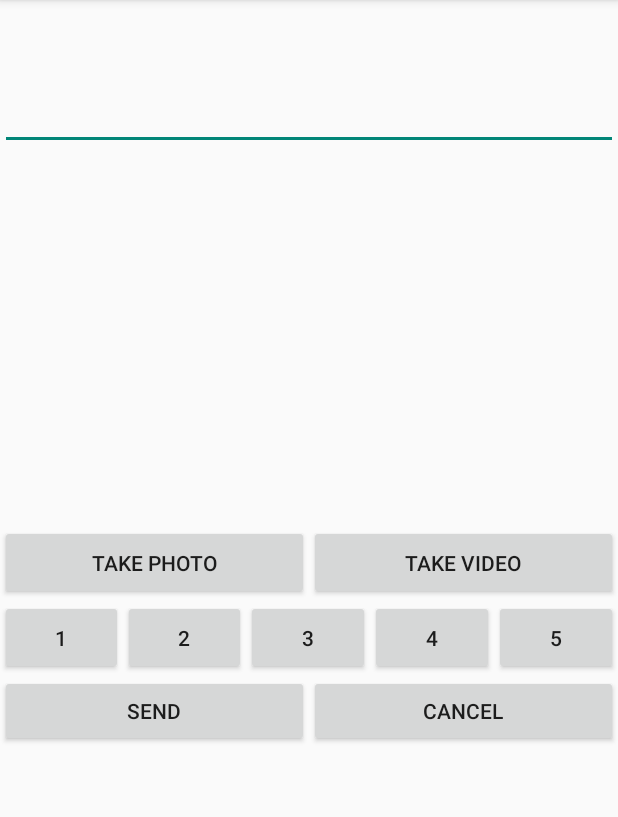
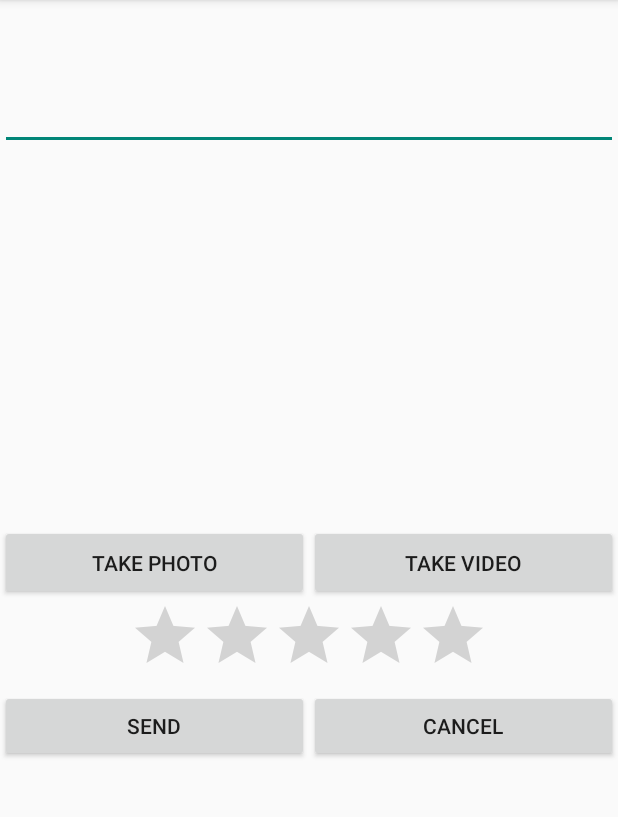
Before and after one commit to bozidarlabas/FeedbackApp-Android, an Android app: the screen it shows after launch (SendFeedback), on a phone screen of 412 x 824 dp, the part 84-901 px from its top. Run offline under Robolectric (Android 15) with nearby library versions, the phone set to English and light mode, and no system bars.

```diff
--- a/app/src/main/java/com/example/kanta/feedbackapp/SendFeedback.java
+++ b/app/src/main/java/com/example/kanta/feedbackapp/SendFeedback.java
@@ -6,6 +6,7 @@ import android.database.Cursor;
 import android.graphics.Bitmap;
 import android.graphics.Matrix;
 import android.graphics.drawable.BitmapDrawable;
+import android.media.Rating;
 import android.media.ThumbnailUtils;
 import android.net.Uri;
 import android.os.Bundle;
@@ -15,7 +16,9 @@ import android.support.v7.app.AppCompatActivity;
 import android.view.View;
 import android.view.ViewGroup;
 import android.widget.Button;
+import android.widget.EditText;
 import android.widget.ImageView;
+import android.widget.RatingBar;
 import android.widget.Toast;
 
 import java.io.File;
@@ -27,12 +30,12 @@ import java.io.IOException;
  */
 public class SendFeedback extends AppCompatActivity implements View.OnClickListener {
 
-    Button takePicture, takeVideo;
+    Button takePicture, takeVideo,btnSend;
+    EditText feedbackText;
     ImageView displayImage;
-    private static String root = null;
-    private static String imageFolderPath = null;
-    private String imageName = null;
-    private static Uri fileUri = null;
+    RatingBar ratingBar;
+    BitmapDrawable result;
+    Uri videoUri;
     private static final int CAMERA_PIC_REQUEST = 1;
     private static final int CAMERA_VIDEO_REQUEST = 100;
     @Override
@@ -42,6 +45,10 @@ public class SendFeedback extends AppCompatActivity implements View.OnClickListe
         takePicture = (Button)findViewById(R.id.btnTakePicture);
         displayImage = (ImageView) findViewById(R.id.displayPicture);
         takeVideo = (Button) findViewById(R.id.btnTakeVideo);
+        ratingBar = (RatingBar) findViewById(R.id.ratingBar);
+        btnSend = (Button) findViewById(R.id.btnSendFeedback);
+        feedbackText = (EditText) findViewById(R.id.feedbackMessage);
+        btnSend.setOnClickListener(this);
         takeVideo.setOnClickListener(this);
         takePicture.setOnClickListener(this);
     }
@@ -51,12 +58,21 @@ public class SendFeedback extends AppCompatActivity implements View.OnClickListe
     public void onClick(View v) {
         if (v.getId() == R.id.btnTakePicture){
             displayImage.setImageDrawable(null);
+            result = null;
+            videoUri = null;
             takePicture();
         }
 
         if(v.getId() == R.id.btnTakeVideo){
             displayImage.setImageDrawable(null);
+            result = null;
+            videoUri = null;
             takeVideo();
+
+        }
+
+        if(v.getId() == R.id.btnSendFeedback){
+            validetData();
 
         }
     }
@@ -85,7 +101,7 @@ public class SendFeedback extends AppCompatActivity implements View.OnClickListe
                     Bundle extras = data.getExtras();
                     Bitmap thumbnail = (Bitmap) extras.get("data");
 
-                    BitmapDrawable result = new BitmapDrawable(thumbnail);
+                     result = new BitmapDrawable(thumbnail);
 
                     displayImage.setImageDrawable(result);
                     //displayImage.setImageBitmap(thumbnail);
@@ -94,7 +110,7 @@ public class SendFeedback extends AppCompatActivity implements View.OnClickListe
                 }
             case CAMERA_VIDEO_REQUEST:
                 if(resultCode == RESULT_OK){
-                    Uri videoUri = data.getData();
+                    videoUri = data.getData();
                     Bitmap thumb = ThumbnailUtils.createVideoThumbnail(getRealPathFromURI(this, videoUri),
                             MediaStore.Images.Thumbnails.MINI_KIND);
                     BitmapDrawable bt = new BitmapDrawable(thumb);
@@ -141,4 +157,32 @@ public class SendFeedback extends AppCompatActivity implements View.OnClickListe
         super.onRestoreInstanceState(savedInstanceState);
         //extras.putAll(savedInstanceState);
     }
+
+    private void validetData(){
+        if (ratingBar.getRating() == 0){
+            Toast.makeText(this,"Rating not set", Toast.LENGTH_SHORT).show();
+            return;
+        }
+        String testFeedback = feedbackText.getText().toString();
+        if (testFeedback.matches("")){
+            Toast.makeText(this,"Feedback is empty", Toast.LENGTH_SHORT).show();
+            return;
+        }
+        String uriFound = "";
+        try{
+            uriFound = videoUri.toString();
+            Toast.makeText(this, uriFound,Toast.LENGTH_SHORT).show();
+        }
+
+        catch (Exception e){
+            e.printStackTrace();
+        }
+        if(result == null && uriFound == ""){
+            Toast.makeText(this, "You must upload a picture or a video", Toast.LENGTH_SHORT).show();
+            return;
+        }
+
+        String testMessage = feedbackText.getText().toString() + ":::" + String.valueOf(ratingBar.getRating());
+        Toast.makeText(this,testMessage,Toast.LENGTH_SHORT).show();
+    }
 }
--- a/app/src/main/res/layout/activity_sendfeedback.xml
+++ b/app/src/main/res/layout/activity_sendfeedback.xml
@@ -38,47 +38,22 @@
 
     </LinearLayout>
 
-    <LinearLayout
+    <RelativeLayout
         android:layout_width="match_parent"
-        android:layout_height="50dp"
+        android:layout_height="60dp"
         android:layout_below="@+id/layoutTakeAttachment"
         android:id="@+id/layoutRating">
-        <Button
-            android:layout_width="0dp"
-            android:layout_height="match_parent"
-            android:id="@+id/btnRating1Star"
-            android:layout_weight="1"
-            android:text="1"/>
 
-        <Button
-            android:layout_width="0dp"
-            android:layout_height="match_parent"
-            android:id="@+id/btnRating2Star"
-            android:layout_weight="1"
-            android:text="2"/>
+        <RatingBar
+            android:id="@+id/ratingBar"
+            android:layout_width="wrap_content"
+            android:layout_height="wrap_content"
+            android:layout_centerHorizontal="true"
+            android:numStars="5"
+            android:stepSize="1.0"
+            android:rating="0.0" />
 
-        <Button
-            android:layout_width="0dp"
-            android:layout_height="match_parent"
-            android:id="@+id/btnRating3Star"
-            android:layout_weight="1"
-            android:text="3"/>
-
-        <Button
-            android:layout_width="0dp"
-            android:layout_height="match_parent"
-            android:id="@+id/btnRating4Star"
-            android:layout_weight="1"
-            android:text="4"/>
-
-        <Button
-            android:layout_width="0dp"
-            android:layout_height="match_parent"
-            android:id="@+id/btnRating5Star"
-            android:layout_weight="1"
-            android:text="5"/>
-
-    </LinearLayout>
+    </RelativeLayout>
 
     <LinearLayout
         android:layout_width="match_parent"
```
